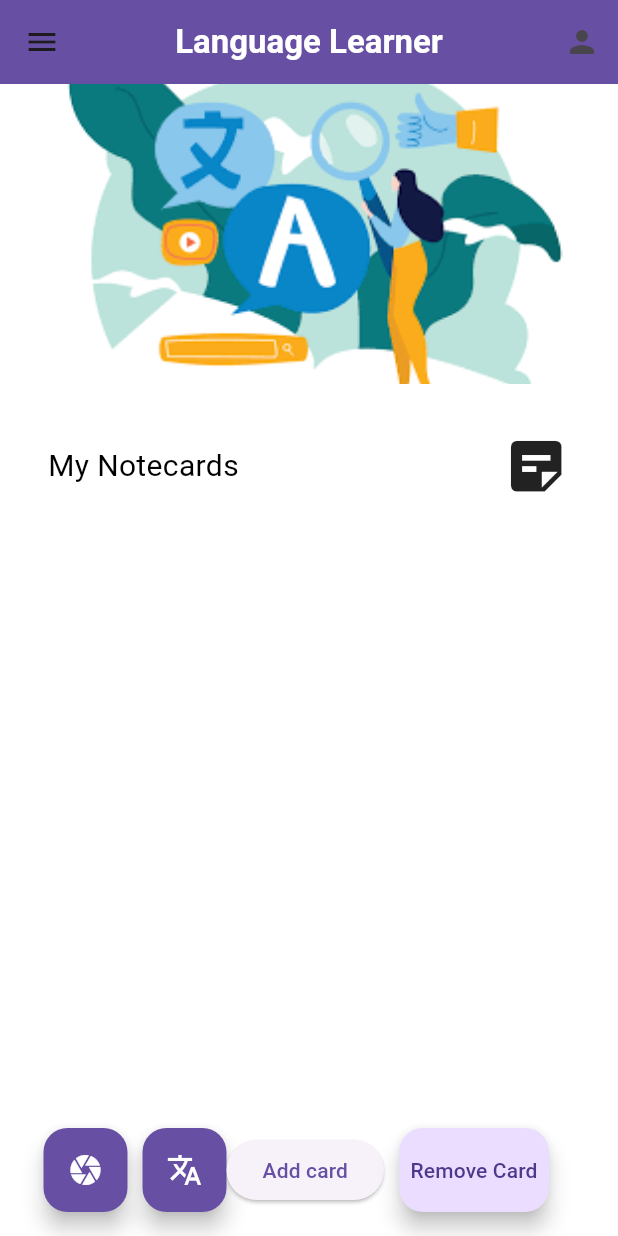
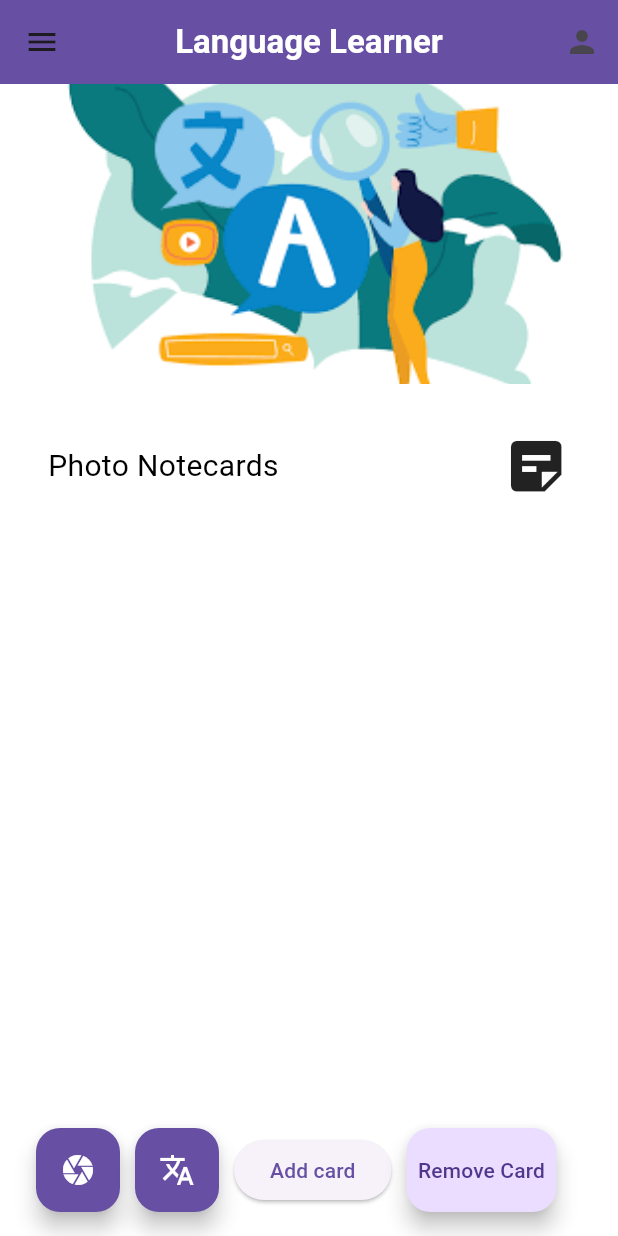
Before and after one commit to YizhakTime/CSCI490, a Flutter app: the screen it shows once a user with an empty profile is signed in, on a phone screen of 412 x 824 dp. Run offline on Flutter 3.47's test engine with Material 3 defaults, Android fonts, the phone set to English and light mode, and no system bars; our stand-ins replace camera, cloud_firestore, firebase_auth, firebase_core, flip_card, flutter_speed_dial and 1 more; missing offline and left inert: firebase_ui_auth, firebase_ui_oauth_google, flutter_vision, simplytranslate; accounts and stored records are empty.

Commit message:
Can add scrolling for notes, maybe will add buttons to bottom of flutter

```diff
--- a/app1/lib/home.dart
+++ b/app1/lib/home.dart
@@ -246,12 +246,13 @@ class _HomeState extends State<Home> {
         ),
       ),
       body: SingleChildScrollView(
+        physics: const ScrollPhysics(),
         child: Column(
           children: [
             const DisplayImage(
               image: 'images/test1.png',
             ),
-            const NoteTitle(label: "My Notecards"),
+            const NoteTitle(label: "Photo Notecards"),
             // const Text(
             //   'Welcome To Language Learner!',
             //   style: TextStyle(fontSize: 30),
@@ -263,14 +264,13 @@ class _HomeState extends State<Home> {
             //   children: List.generate(3, (index) => const Text("hello")),
             // ),
             ListView.builder(
+                physics: const NeverScrollableScrollPhysics(),
                 scrollDirection: Axis.vertical,
                 shrinkWrap: true,
-                padding: const EdgeInsets.all(8),
                 itemCount: list.length,
                 itemBuilder: (BuildContext context, int index) {
                   return list[index];
                 }),
-            // Text("Hi ${context.watch<MyNotes>().selTarLang}"),
           ],
         ),
       ),
@@ -279,11 +279,9 @@ class _HomeState extends State<Home> {
         const SizedBox(
           width: 15,
         ),
-        // const Spacer(),
         FloatingActionButton(
           heroTag: "w",
           onPressed: () {
-            // getVisionData(context);
             Navigator.push(
               context,
               MaterialPageRoute(builder: (context) => const Vision()),
@@ -301,11 +299,13 @@ class _HomeState extends State<Home> {
               context,
               MaterialPageRoute(builder: (context) => const Translatepage()),
             );
-            // translate();
           },
           foregroundColor: Colors.white,
           backgroundColor: const Color(0xff6750a4),
           child: const Icon(Icons.translate),
+        ),
+        const SizedBox(
+          width: 10,
         ),
         ElevatedButton(
           onPressed: () {
@@ -315,18 +315,12 @@ class _HomeState extends State<Home> {
                 Provider.of<MyNotes>(context, listen: false).selSrcLang,
                 Provider.of<MyNotes>(context, listen: false).selTarLang,
                 Provider.of<MyNotes>(context, listen: false).myflag
-
-                // "e", "a", "e", "a", true
-
                 // context.watch<MyNotes>().selSrc,
                 // context.watch<MyNotes>().selTar,
                 // "en",
                 // context.watch<MyNotes>().selTarLang,
                 // context.watch<MyNotes>().flag
-
                 );
-
-            // print(list.length);
           },
           child: const Text("Add card"),
         ),
@@ -347,8 +341,6 @@ class _HomeState extends State<Home> {
               child: const Text("Remove Card")),
         ),
       ] //children
-
-              // )
               ),
     );
   }
--- a/app1/lib/translate.dart
+++ b/app1/lib/translate.dart
@@ -475,6 +475,7 @@ class _AddnotecardState extends State<Addnotecard> {
           ],
         ),
         ListView.builder(
+            physics: const NeverScrollableScrollPhysics(),
             scrollDirection: Axis.vertical,
             shrinkWrap: true,
             padding: const EdgeInsets.all(8),
@@ -559,6 +560,7 @@ class _TranslatepageState extends State<Translatepage> {
                       color: Colors.white, fontWeight: FontWeight.bold),
                 )),
             body: SingleChildScrollView(
+              physics: const ScrollPhysics(),
               child: Column(children: [
                 // ElevatedButton(
                 //   child: const Text("Go back"),
```
